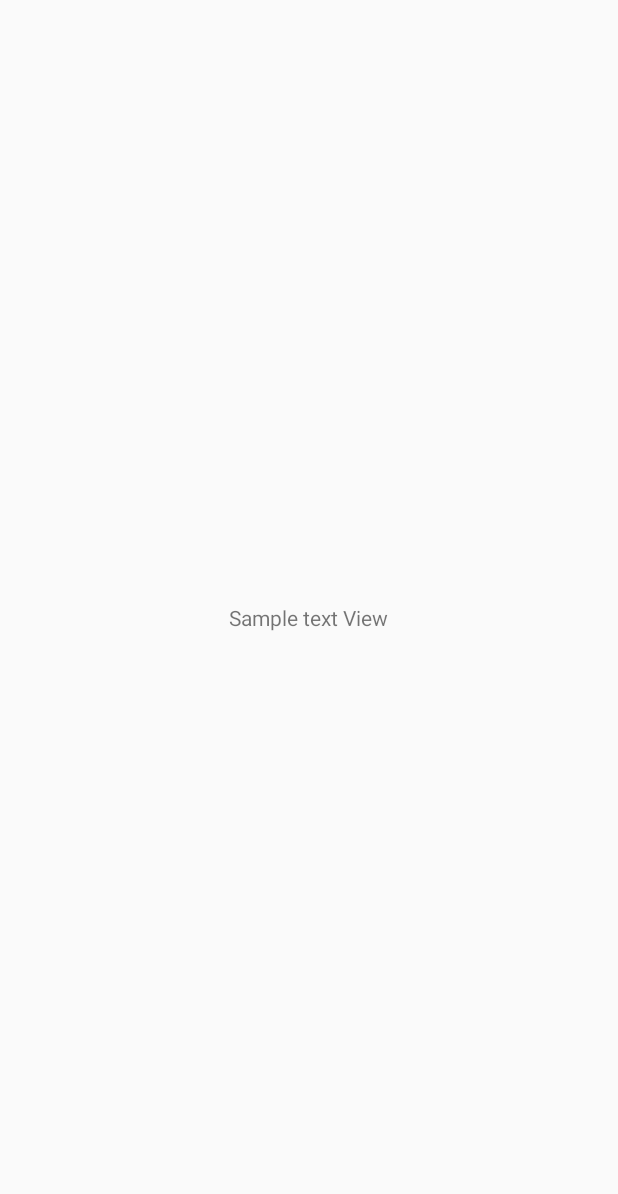
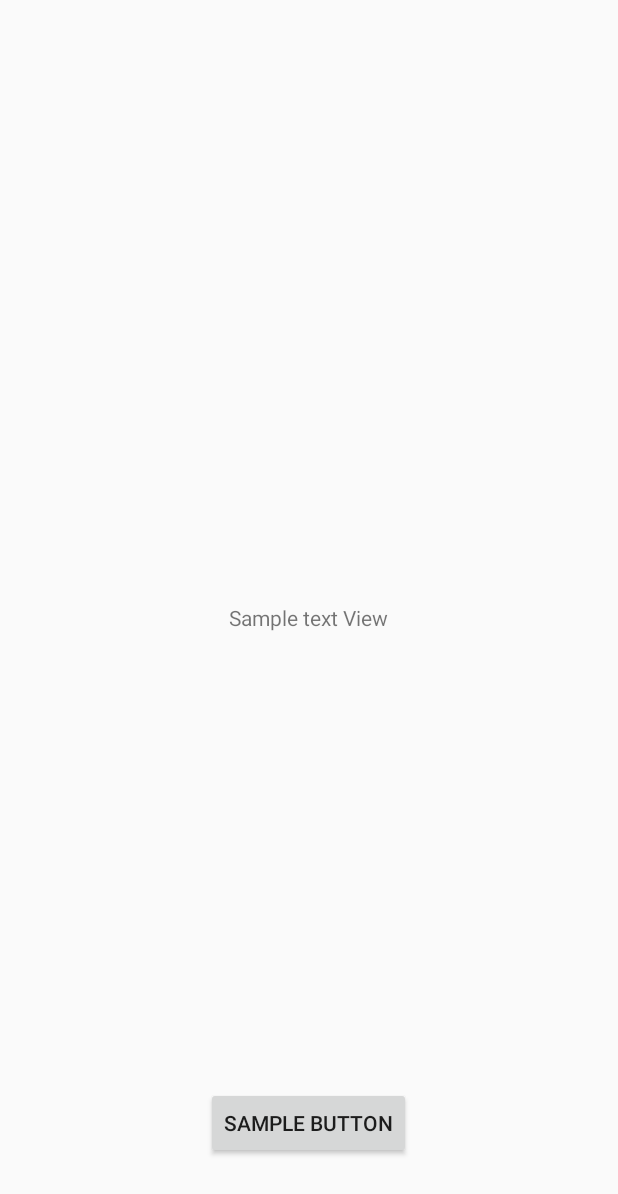
Before and after one commit to ryanloerzel/FortuneOrbApp, an Android app: the screen it shows after launch (MainActivity), on a phone screen of 412 x 824 dp. Before the commit the part shown is almost empty. Shown: the top 1194 px of the screen. Run offline under Robolectric (Android 15) with nearby library versions, the phone set to English and light mode, and no system bars.

Commit message:
Added a onClickListener to the getAnswerButton

```diff
--- a/Fortune  Orb/src/main/java/com/spacecasestudios/fortuneorb/fortuneorb/MainActivity.java
+++ b/Fortune  Orb/src/main/java/com/spacecasestudios/fortuneorb/fortuneorb/MainActivity.java
@@ -5,6 +5,7 @@
 import android.os.Bundle;
 import android.view.Menu;
 import android.view.MenuItem;
+import android.view.View;
 import android.widget.Button;
 import android.widget.TextView;
 
@@ -17,8 +18,17 @@
         setContentView(R.layout.activity_main);
 
         //Declare View variables and assign them to views from the activity_main.xml layout
-        TextView answerLabel = (TextView) findViewById(R.id.textView1);
-        Button getAnswerButton;
+        final TextView answerLabel = (TextView) findViewById(R.id.textView1);
+        Button getAnswerButton = (Button) findViewById(R.id.button1);
+
+        getAnswerButton.setOnClickListener(new View.OnClickListener() {
+            @Override
+            public void onClick(View view) {
+                //The button was clicked, so update the answer label with an answer
+                String answer = "YES";
+                answerLabel.setText(answer);
+            }
+        });
     }
 
 
--- a/Fortune  Orb/src/main/res/layout/activity_main.xml
+++ b/Fortune  Orb/src/main/res/layout/activity_main.xml
@@ -16,4 +16,13 @@
         android:layout_centerVertical="true"
         android:layout_centerHorizontal="true" />
 
+    <Button
+        android:layout_width="wrap_content"
+        android:layout_height="wrap_content"
+        android:text="Sample Button"
+        android:id="@+id/button1"
+        android:layout_alignParentBottom="true"
+        android:layout_centerHorizontal="true"
+        android:layout_marginBottom="35dp" />
+
 </RelativeLayout>
```
